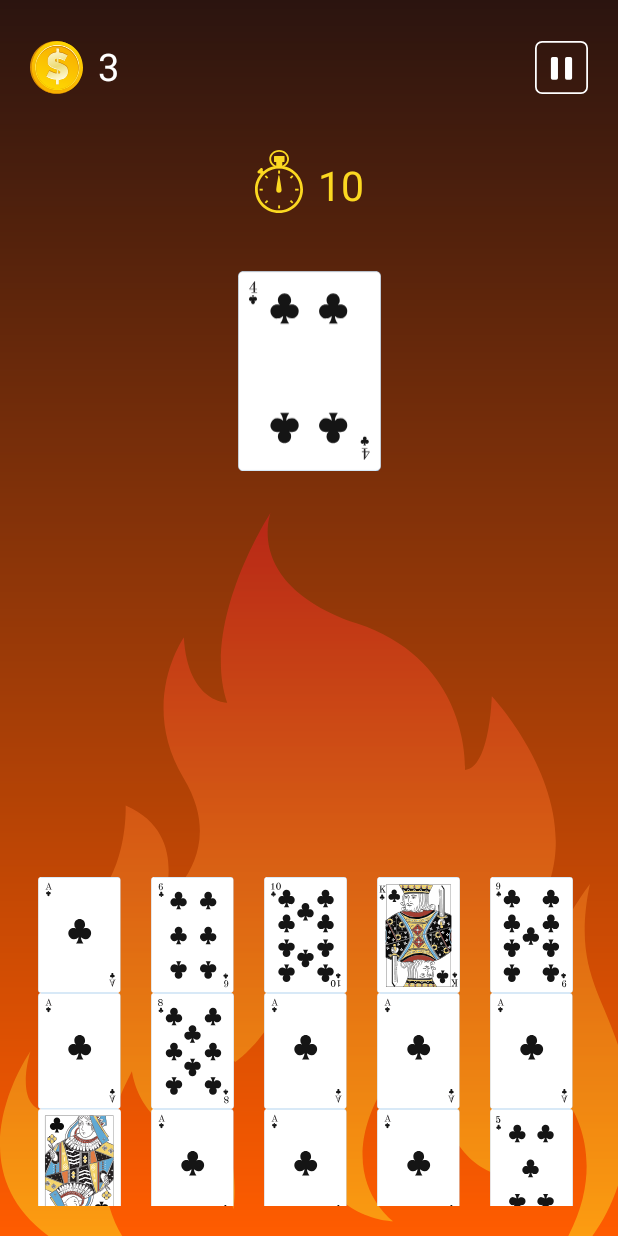
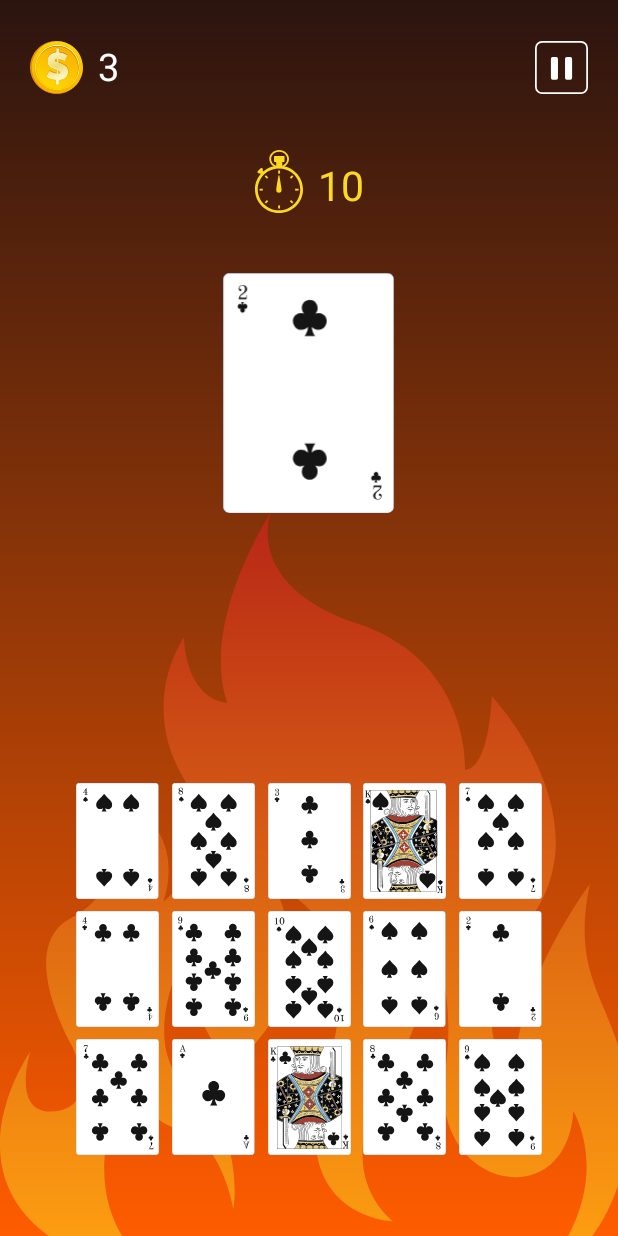
Before and after one commit to lerapenguin11/CardGame, an Android app: the screen it shows after launch (MainActivity), after a tap on "START", on a phone screen of 412 x 824 dp. Run offline under Robolectric (Android 15) with nearby library versions, the light colour scheme and no system bars; Roboto replaces fonts that are not available here; 1 statement that could not run was skipped.

Commit message:
fix 15 card

```diff
--- a/app/src/main/java/com/example/cardgame/presentation/GameFragment.kt
+++ b/app/src/main/java/com/example/cardgame/presentation/GameFragment.kt
@@ -1,24 +1,22 @@
 package com.example.cardgame.presentation
 
 import android.os.Bundle
-import androidx.fragment.app.Fragment
 import android.view.LayoutInflater
 import android.view.View
 import android.view.ViewGroup
-import android.widget.GridLayout
 import android.widget.ImageView
 import android.widget.Toast
-import com.example.cardgame.R
+import androidx.fragment.app.Fragment
 import com.example.cardgame.business.models.CardModel
-import com.example.cardgame.business.models.Constants
 import com.example.cardgame.databinding.FragmentGameBinding
+import java.util.*
+import kotlin.random.Random
+
 
 class GameFragment : Fragment() {
     private var _binding : FragmentGameBinding? = null
     private val binding get() = _binding!!
 
-    //private lateinit var selectedCardImageView: ImageView
-    //private lateinit var cardGridLayout: GridLayout
     private lateinit var deck: List<CardModel>
     private lateinit var selectedCard: CardModel
 
@@ -30,11 +28,6 @@ class GameFragment : Fragment() {
         inflater: LayoutInflater, container: ViewGroup?,
         savedInstanceState: Bundle?
     ): View? {
-
-        //selectedCardImageView = requireView().findViewById(R.id.iv_guess_card)
-        //cardGridLayout = requireView().findViewById(R.id.card_grid_layout)
-
-
 
         _binding = FragmentGameBinding.inflate(inflater, container, false)
 
@@ -48,33 +41,32 @@ class GameFragment : Fragment() {
         deck = createDeck()
         deck = deck.shuffled()
 
-        val a = deck.random()
+        val cards = deck.shuffled().take(15)
+        val randomIndex = Random.nextInt(15)
+        selectedCard = cards[randomIndex]
         // Выбор случайной карты для отображения
-        selectedCard = deck.random()
-        println(selectedCard.card)
+
         binding.ivGuessCard.setImageResource(selectedCard.card)
 
-
-        // Генерирование и отображение 15 случайных карт на экране
-        repeat(15) {
-            val card = deck.random()
+        for (card in cards) {
             val imageView = ImageView(context)
             imageView.setImageResource(card.card)
             imageView.setOnClickListener {
                 checkCard(card)
             }
+
             binding.cardGridLayout.addView(imageView)
         }
     }
 
     private fun createDeck(): List<CardModel> {
         val deck = mutableListOf<CardModel>()
-        val cardValues = listOf(R.drawable.card1, R.drawable.card4,  R.drawable.card2,  R.drawable.card3,  R.drawable.card5,
-            R.drawable.card6,  R.drawable.card7,  R.drawable.card8,  R.drawable.card10,  R.drawable.card9, R.drawable.card11,
-            R.drawable.card1, R.drawable.card1, R.drawable.card1, R.drawable.card1, R.drawable.card1, R.drawable.card1, R.drawable.card1, R.drawable.card1,
-            R.drawable.card12, R.drawable.card13, R.drawable.card1, R.drawable.card1, R.drawable.card1, R.drawable.card1, R.drawable.card1,
-            R.drawable.card1)
-        //var cards = Constants.getCardsList()
+        val cardValues = listOf(
+            com.example.cardgame.R.drawable.card1, com.example.cardgame.R.drawable.card2,  com.example.cardgame.R.drawable.card3,  com.example.cardgame.R.drawable.card4,  com.example.cardgame.R.drawable.card5,
+            com.example.cardgame.R.drawable.card6,  com.example.cardgame.R.drawable.card7,  com.example.cardgame.R.drawable.card8,  com.example.cardgame.R.drawable.card9,  com.example.cardgame.R.drawable.card10, com.example.cardgame.R.drawable.card11,
+            com.example.cardgame.R.drawable.card12, com.example.cardgame.R.drawable.card13, com.example.cardgame.R.drawable.card14, com.example.cardgame.R.drawable.card15, com.example.cardgame.R.drawable.card16, com.example.cardgame.R.drawable.card17, com.example.cardgame.R.drawable.card18, com.example.cardgame.R.drawable.card19,
+            com.example.cardgame.R.drawable.card20, com.example.cardgame.R.drawable.card21, com.example.cardgame.R.drawable.card22, com.example.cardgame.R.drawable.card23, com.example.cardgame.R.drawable.card24, com.example.cardgame.R.drawable.card25, com.example.cardgame.R.drawable.card26,
+            com.example.cardgame.R.drawable.card27)
 
         for (card in cardValues) {
 
--- /dev/null
+++ b/app/src/main/java/com/example/cardgame/presentation/PauseFragment.kt
@@ -0,0 +1,60 @@
+package com.example.cardgame.presentation
+
+import android.os.Bundle
+import androidx.fragment.app.Fragment
+import android.view.LayoutInflater
+import android.view.View
+import android.view.ViewGroup
+import com.example.cardgame.R
+
+// TODO: Rename parameter arguments, choose names that match
+// the fragment initialization parameters, e.g. ARG_ITEM_NUMBER
+private const val ARG_PARAM1 = "param1"
+private const val ARG_PARAM2 = "param2"
+
+/**
+ * A simple [Fragment] subclass.
+ * Use the [PauseFragment.newInstance] factory method to
+ * create an instance of this fragment.
+ */
+class PauseFragment : Fragment() {
+    // TODO: Rename and change types of parameters
+    private var param1: String? = null
+    private var param2: String? = null
+
+    override fun onCreate(savedInstanceState: Bundle?) {
+        super.onCreate(savedInstanceState)
+        arguments?.let {
+            param1 = it.getString(ARG_PARAM1)
+            param2 = it.getString(ARG_PARAM2)
+        }
+    }
+
+    override fun onCreateView(
+        inflater: LayoutInflater, container: ViewGroup?,
+        savedInstanceState: Bundle?
+    ): View? {
+        // Inflate the layout for this fragment
+        return inflater.inflate(R.layout.fragment_pause, container, false)
+    }
+
+    companion object {
+        /**
+         * Use this factory method to create a new instance of
+         * this fragment using the provided parameters.
+         *
+         * @param param1 Parameter 1.
+         * @param param2 Parameter 2.
+         * @return A new instance of fragment PauseFragment.
+         */
+        // TODO: Rename and change types and number of parameters
+        @JvmStatic
+        fun newInstance(param1: String, param2: String) =
+            PauseFragment().apply {
+                arguments = Bundle().apply {
+                    putString(ARG_PARAM1, param1)
+                    putString(ARG_PARAM2, param2)
+                }
+            }
+    }
+}
--- a/app/src/main/res/layout/fragment_game.xml
+++ b/app/src/main/res/layout/fragment_game.xml
@@ -22,7 +22,6 @@
     <androidx.constraintlayout.widget.ConstraintLayout
         android:layout_width="match_parent"
         android:layout_height="match_parent"
-        android:padding="20dp"
         app:layout_constraintBottom_toTopOf="@+id/imageView"
         app:layout_constraintEnd_toEndOf="parent"
         app:layout_constraintStart_toStartOf="parent"
@@ -32,6 +31,9 @@
             android:id="@+id/constraintLayout"
             android:layout_width="match_parent"
             android:layout_height="50dp"
+            android:layout_marginStart="20dp"
+            android:layout_marginEnd="20dp"
+            android:layout_marginTop="20dp"
             app:layout_constraintEnd_toEndOf="parent"
             app:layout_constraintStart_toStartOf="parent"
             app:layout_constraintTop_toTopOf="parent">
@@ -105,9 +107,9 @@
 
         <ImageView
             android:id="@+id/iv_guess_card"
-            android:layout_width="95dp"
-            android:layout_height="140dp"
-            android:layout_marginTop="35dp"
+            android:layout_width="120dp"
+            android:layout_height="160dp"
+            android:layout_marginTop="40dp"
             android:src="@drawable/card"
             app:layout_constraintEnd_toEndOf="@+id/constraintLayout2"
             app:layout_constraintStart_toStartOf="@+id/constraintLayout2"
@@ -116,156 +118,147 @@
         <GridLayout
             android:id="@+id/card_grid_layout"
             android:layout_width="wrap_content"
-            android:layout_height="wrap_content"
+            android:layout_height="0dp"
+            android:layout_margin="50dp"
+            android:layout_marginTop="340dp"
+            android:layout_weight="8"
             android:columnCount="5"
-            android:rowCount="3"
-            app:layout_constraintVertical_bias="0.6"
+            android:useDefaultMargins="true"
+            android:columnOrderPreserved="false"
+            android:orientation="horizontal"
+            android:alignmentMode="alignMargins"
             app:layout_constraintBottom_toBottomOf="parent"
             app:layout_constraintEnd_toEndOf="parent"
-            app:layout_constraintStart_toStartOf="parent"
-            app:layout_constraintTop_toBottomOf="@+id/iv_guess_card">
+            app:layout_constraintStart_toStartOf="parent">
 
+            <ImageView
+                android:id="@+id/ic_card4"
+                android:layout_width="78dp"
+                android:layout_height="100dp"
+                android:layout_row="0"
+                android:layout_column="1"
+                android:layout_columnWeight="1"
+                tools:src="@drawable/card" />
+
+            <ImageView
+                android:id="@+id/ic_card5"
+                android:layout_width="78dp"
+                android:layout_height="100dp"
+                android:layout_column="1"
+                android:layout_columnWeight="1"
+                tools:src="@drawable/card" />
+
+            <ImageView
+                android:id="@+id/ic_card6"
+                android:layout_width="78dp"
+                android:layout_height="100dp"
+                android:layout_column="1"
+                android:layout_columnWeight="1"
+                tools:src="@drawable/card" />
 
             <ImageView
                 android:id="@+id/ic_card1"
-                android:layout_width="60dp"
-                android:layout_height="82dp"
+                android:layout_width="78dp"
+                android:layout_height="100dp"
                 android:layout_row="0"
                 android:layout_column="0"
-                android:layout_marginEnd="5dp"
+                android:layout_columnWeight="1"
                 tools:src="@drawable/card" />
 
             <ImageView
                 android:id="@+id/ic_card2"
-                android:layout_width="60dp"
-                android:layout_height="82dp"
-                android:layout_row="0"
-                android:layout_marginEnd="5dp"
-                android:layout_column="1"
+                android:layout_width="78dp"
+                android:layout_height="100dp"
+                android:layout_row="1"
+                android:layout_column="0"
+                android:layout_columnWeight="1"
                 tools:src="@drawable/card" />
 
             <ImageView
                 android:id="@+id/ic_card3"
-                android:layout_width="60dp"
-                android:layout_height="82dp"
-                android:layout_row="0"
-                android:layout_marginEnd="5dp"
-                android:layout_column="2"
-                tools:src="@drawable/card" />
-
-            <ImageView
-                android:id="@+id/ic_card4"
-                android:layout_width="60dp"
-                android:layout_height="82dp"
-                android:layout_row="0"
-                android:layout_column="3"
-                android:layout_marginEnd="5dp"
-                tools:src="@drawable/card" />
-
-            <ImageView
-                android:id="@+id/ic_card5"
-                android:layout_width="60dp"
-                android:layout_height="82dp"
-                android:layout_row="0"
-                android:layout_column="4"
-                tools:src="@drawable/card" />
-
-            <ImageView
-                android:id="@+id/ic_card6"
-                android:layout_width="60dp"
-                android:layout_height="82dp"
-                android:layout_row="1"
-                android:layout_marginEnd="5dp"
-                android:layout_marginTop="20dp"
+                android:layout_width="78dp"
+                android:layout_height="100dp"
+                android:layout_row="2"
                 android:layout_column="0"
+                android:layout_columnWeight="1"
                 tools:src="@drawable/card" />
 
             <ImageView
                 android:id="@+id/ic_card7"
-                android:layout_width="60dp"
-                android:layout_height="82dp"
-                android:layout_row="1"
-                android:layout_marginEnd="5dp"
-                android:layout_marginTop="20dp"
-                android:layout_column="1"
+                android:layout_width="78dp"
+                android:layout_height="100dp"
+                android:layout_column="3"
+                android:layout_columnWeight="1"
                 tools:src="@drawable/card" />
 
             <ImageView
                 android:id="@+id/ic_card8"
-                android:layout_width="60dp"
-                android:layout_height="82dp"
-                android:layout_row="1"
-                android:layout_marginEnd="5dp"
-                android:layout_marginTop="20dp"
+                android:layout_width="78dp"
+                android:layout_height="100dp"
                 android:layout_column="2"
+                android:layout_columnWeight="1"
                 tools:src="@drawable/card" />
 
             <ImageView
                 android:id="@+id/ic_card9"
-                android:layout_width="60dp"
-                android:layout_height="82dp"
+                android:layout_width="78dp"
+                android:layout_height="100dp"
                 android:layout_row="1"
-                android:layout_marginEnd="5dp"
-                android:layout_marginTop="20dp"
-                android:layout_column="3"
+                android:layout_column="2"
+                android:layout_columnWeight="1"
                 tools:src="@drawable/card" />
 
             <ImageView
                 android:id="@+id/ic_card10"
-                android:layout_width="60dp"
-                android:layout_height="82dp"
+                android:layout_width="78dp"
+                android:layout_height="100dp"
                 android:layout_row="1"
-                android:layout_marginTop="20dp"
-                android:layout_column="4"
+                android:layout_column="3"
+                android:layout_columnWeight="1"
                 tools:src="@drawable/card" />
 
             <ImageView
                 android:id="@+id/ic_card11"
-                android:layout_width="60dp"
-                android:layout_height="82dp"
-                android:layout_row="2"
-                android:layout_marginEnd="15dp"
-                android:layout_marginTop="20dp"
-                android:layout_column="0"
+                android:layout_width="78dp"
+                android:layout_height="100dp"
+                android:layout_row="0"
+                android:layout_column="2"
+                android:layout_columnWeight="1"
                 tools:src="@drawable/card" />
 
             <ImageView
                 android:id="@+id/ic_card12"
-                android:layout_width="60dp"
-                android:layout_height="82dp"
-                android:layout_row="2"
-                android:layout_marginEnd="15dp"
-                android:layout_marginTop="20dp"
-                android:layout_column="1"
+                android:layout_width="78dp"
+                android:layout_height="100dp"
+                android:layout_row="0"
+                android:layout_column="3"
+                android:layout_columnWeight="1"
                 tools:src="@drawable/card" />
 
             <ImageView
                 android:id="@+id/ic_card13"
-                android:layout_width="60dp"
-                android:layout_height="82dp"
-                android:layout_row="2"
-                android:layout_marginEnd="15dp"
-                android:layout_marginTop="20dp"
-                android:layout_column="2"
+                android:layout_width="78dp"
+                android:layout_height="100dp"
+                android:layout_row="0"
+                android:layout_column="4"
+                android:layout_columnWeight="1"
                 tools:src="@drawable/card" />
 
             <ImageView
                 android:id="@+id/ic_card14"
-                android:layout_width="60dp"
-                android:layout_height="82dp"
-                android:layout_row="2"
-                android:layout_marginEnd="15dp"
-                android:layout_marginTop="20dp"
-                android:layout_column="3"
+                android:layout_width="78dp"
+                android:layout_height="100dp"
+                android:layout_row="1"
+                android:layout_column="4"
+                android:layout_columnWeight="1"
                 tools:src="@drawable/card" />
 
             <ImageView
                 android:id="@+id/ic_card15"
-                android:layout_width="60dp"
-                android:layout_height="82dp"
-                android:layout_row="2"
-                android:layout_marginTop="20dp"
+                android:layout_width="78dp"
+                android:layout_height="100dp"
                 android:layout_column="4"
+                android:layout_columnWeight="1"
                 tools:src="@drawable/card" />
         </GridLayout>
 
--- /dev/null
+++ b/app/src/main/res/layout/fragment_pause.xml
@@ -0,0 +1,14 @@
+<?xml version="1.0" encoding="utf-8"?>
+<FrameLayout xmlns:android="http://schemas.android.com/apk/res/android"
+    xmlns:tools="http://schemas.android.com/tools"
+    android:layout_width="match_parent"
+    android:layout_height="match_parent"
+    tools:context=".presentation.PauseFragment">
+
+    <!-- TODO: Update blank fragment layout -->
+    <TextView
+        android:layout_width="match_parent"
+        android:layout_height="match_parent"
+        android:text="@string/hello_blank_fragment" />
+
+</FrameLayout>
```
